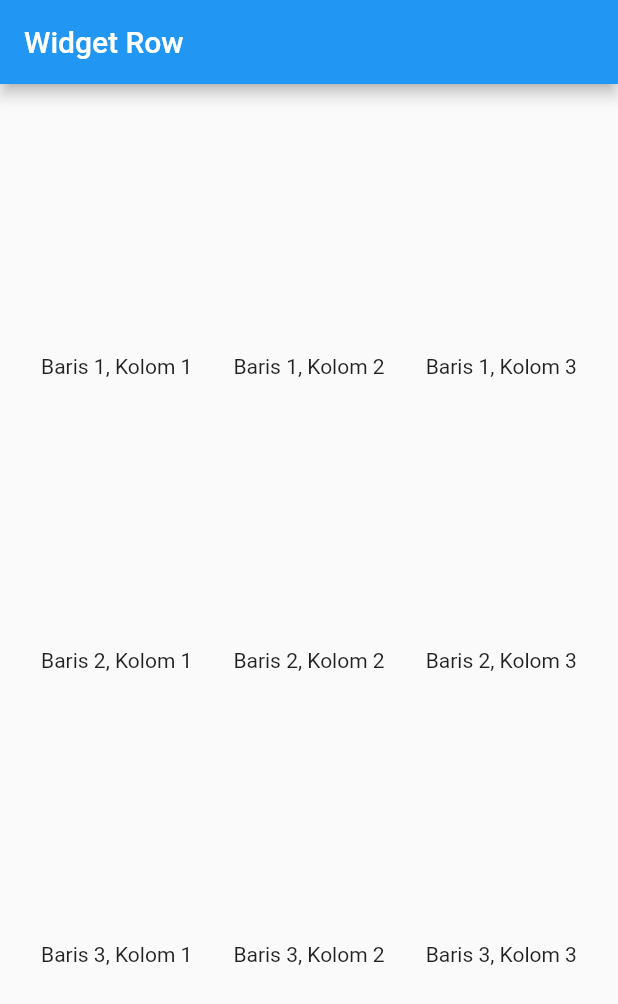
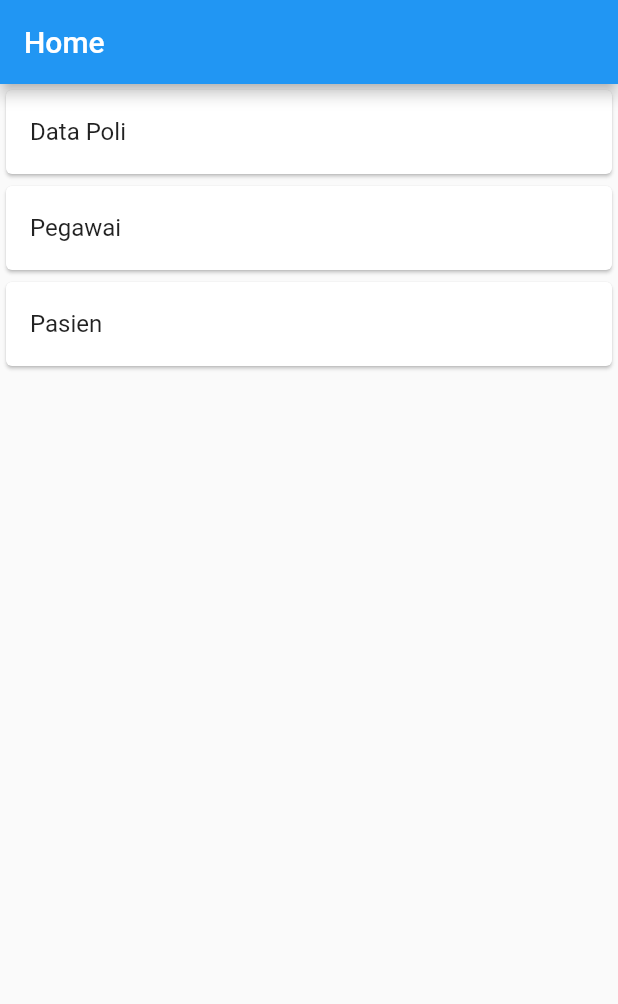
Before and after one commit to andsr157/Klinik, a Flutter app: the screen it shows after launch, on a phone screen of 412 x 824 dp. Shown: the top 1004 px of the screen. Run offline on Flutter 3.47's test engine with Material 2 defaults, Android fonts, the phone set to English and light mode, and no system bars.

Commit message:
list data

```diff
--- a/lib/main.dart
+++ b/lib/main.dart
@@ -1,5 +1,6 @@
 import 'package:flutter/material.dart';
-import 'baris_kolom.dart';
+import 'ui/poli_page.dart';
+import 'ui/home.dart';
 
 void main() {
   runApp(const MyApp());
@@ -12,7 +13,8 @@ class MyApp extends StatelessWidget {
   Widget build(BuildContext context) {
     return const MaterialApp(
       title: 'Klinik',
-      home: ColumRowWidget(),
+      debugShowCheckedModeBanner: false,
+      home: Home(),
     );
   }
 }
--- /dev/null
+++ b/lib/model/pasien.dart
@@ -0,0 +1,16 @@
+class Pasien {
+  int? id;
+  String nomor_rm;
+  String nama;
+  String tanggal_lahir;
+  String nomor_telepon;
+  String alamat;
+
+  Pasien(
+      {this.id,
+      required this.nomor_rm,
+      required this.nama,
+      required this.tanggal_lahir,
+      required this.nomor_telepon,
+      required this.alamat});
+}
--- /dev/null
+++ b/lib/model/pegawai.dart
@@ -0,0 +1,18 @@
+class Pegawai {
+  int? id;
+  String nip;
+  String nama;
+  String tanggal_lahir;
+  String nomor_telepon;
+  String email;
+  String password;
+
+  Pegawai(
+      {this.id,
+      required this.nip,
+      required this.nama,
+      required this.tanggal_lahir,
+      required this.nomor_telepon,
+      required this.email,
+      required this.password});
+}
--- /dev/null
+++ b/lib/model/poli.dart
@@ -0,0 +1,6 @@
+class Poli {
+  String? id;
+  String namaPoli;
+
+  Poli({this.id, required this.namaPoli});
+}
--- /dev/null
+++ b/lib/ui/home.dart
@@ -0,0 +1,82 @@
+import 'package:flutter/material.dart';
+import 'poli_page.dart';
+import 'pegawai_detail.dart';
+import 'pasien_detail.dart';
+import '../model/pegawai.dart';
+import '../model/pasien.dart';
+
+class Home extends StatefulWidget {
+  const Home({super.key});
+
+  @override
+  State<Home> createState() => _HomeState();
+}
+
+class _HomeState extends State<Home> {
+  @override
+  Widget build(BuildContext context) {
+    return Scaffold(
+      appBar: AppBar(
+        title: const Text('Home'),
+      ),
+      body: ListView(
+        children: [
+          GestureDetector(
+            child: Card(
+              child: ListTile(
+                title: const Text('Data Poli'),
+              ),
+            ),
+            onTap: () {
+              Navigator.push(
+                  context,
+                  MaterialPageRoute(
+                    builder: (context) => PoliPage(),
+                  ));
+            },
+          ),
+          GestureDetector(
+            child: Card(
+              child: ListTile(
+                title: const Text('Pegawai'),
+              ),
+            ),
+            onTap: () {
+              Pegawai dataPegawai = new Pegawai(
+                  nip: '324513425',
+                  nama: 'Joko',
+                  tanggal_lahir: '1 januari 2000',
+                  nomor_telepon: '089123456',
+                  email: 'j@j.com',
+                  password: '1234');
+              Navigator.push(
+                  context,
+                  MaterialPageRoute(
+                      builder: (context) =>
+                          PegawaiDetail(pegawai: dataPegawai)));
+            },
+          ),
+          GestureDetector(
+            child: Card(
+              child: ListTile(
+                title: const Text("Pasien"),
+              ),
+            ),
+            onTap: () {
+              Pasien datapasien = new Pasien(
+                  nomor_rm: '121',
+                  nama: 'anwar',
+                  tanggal_lahir: '28 februari 2000',
+                  nomor_telepon: '0986472525',
+                  alamat: 'Surakarta');
+              Navigator.push(
+                  context,
+                  MaterialPageRoute(
+                      builder: (context) => PasienDetail(pasien: datapasien)));
+            },
+          )
+        ],
+      ),
+    );
+  }
+}
```
Also changed, not shown: lib/ui/pasien_detail.dart (added, +64 -0 lines), lib/ui/pegawai_detail.dart (added, +63 -0 lines), lib/ui/poli_detail.dart (added, +43 -0 lines), lib/ui/poli_page.dart (added, +84 -0 lines).
